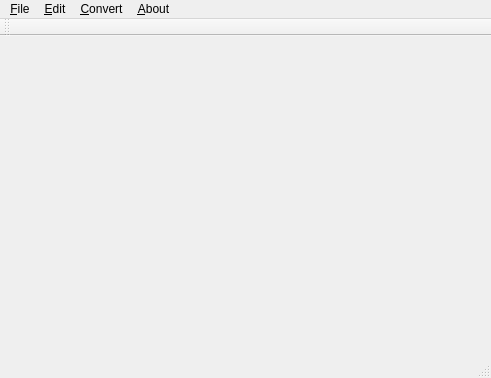
The window that src/ui/mainwindow.ui (qwinff/qwinff) describes before a commit, drawn with Qt 5.
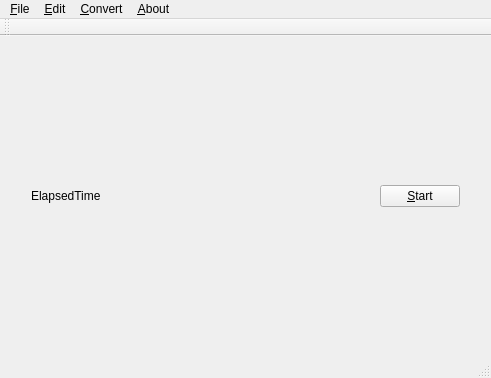
The same window after the commit. Icons and pictures are not drawn.

Commit message: Add an obvious "start" button to the main window.

The edit to the form file:
```diff
--- a/src/ui/mainwindow.ui
+++ b/src/ui/mainwindow.ui
@@ -14,7 +14,55 @@
    <string>QWinFF</string>
   </property>
   <widget class="QWidget" name="centralWidget">
-   <layout class="QHBoxLayout" name="horizontalLayout"/>
+   <layout class="QVBoxLayout" name="verticalLayout_3">
+    <item>
+     <layout class="QVBoxLayout" name="layoutListPlaceholder"/>
+    </item>
+    <item>
+     <layout class="QHBoxLayout" name="horizontalLayout">
+      <property name="sizeConstraint">
+       <enum>QLayout::SetMinimumSize</enum>
+      </property>
+      <property name="leftMargin">
+       <number>20</number>
+      </property>
+      <property name="rightMargin">
+       <number>20</number>
+      </property>
+      <item>
+       <widget class="QLabel" name="lblTime">
+        <property name="text">
+         <string notr="true">ElapsedTime</string>
+        </property>
+       </widget>
+      </item>
+      <item>
+       <spacer name="horizontalSpacer">
+        <property name="orientation">
+         <enum>Qt::Horizontal</enum>
+        </property>
+        <property name="sizeHint" stdset="0">
+         <size>
+          <width>40</width>
+          <height>20</height>
+         </size>
+        </property>
+       </spacer>
+      </item>
+      <item>
+       <widget class="QPushButton" name="btnStartConversion">
+        <property name="text">
+         <string>&amp;Start</string>
+        </property>
+        <property name="icon">
+         <iconset resource="../images.qrc">
+          <normaloff>:/actions/icons/start.png</normaloff>:/actions/icons/start.png</iconset>
+        </property>
+       </widget>
+      </item>
+     </layout>
+    </item>
+   </layout>
   </widget>
   <widget class="QMenuBar" name="menuBar">
    <property name="geometry">
```
The commit also changes 2 other files.
